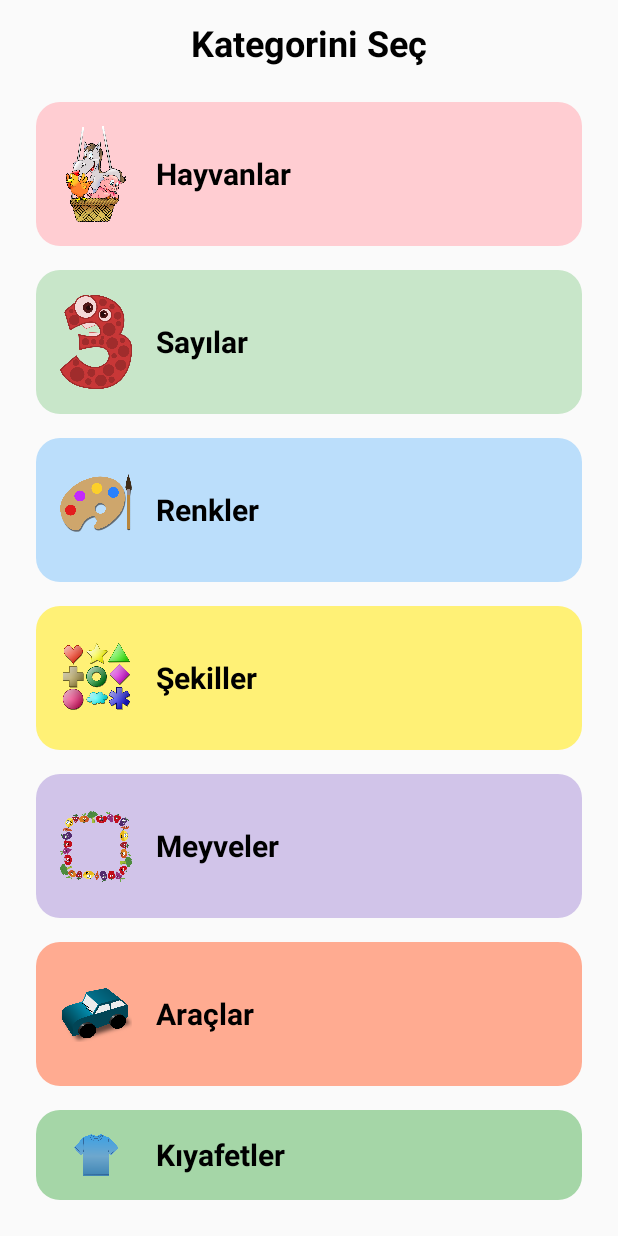
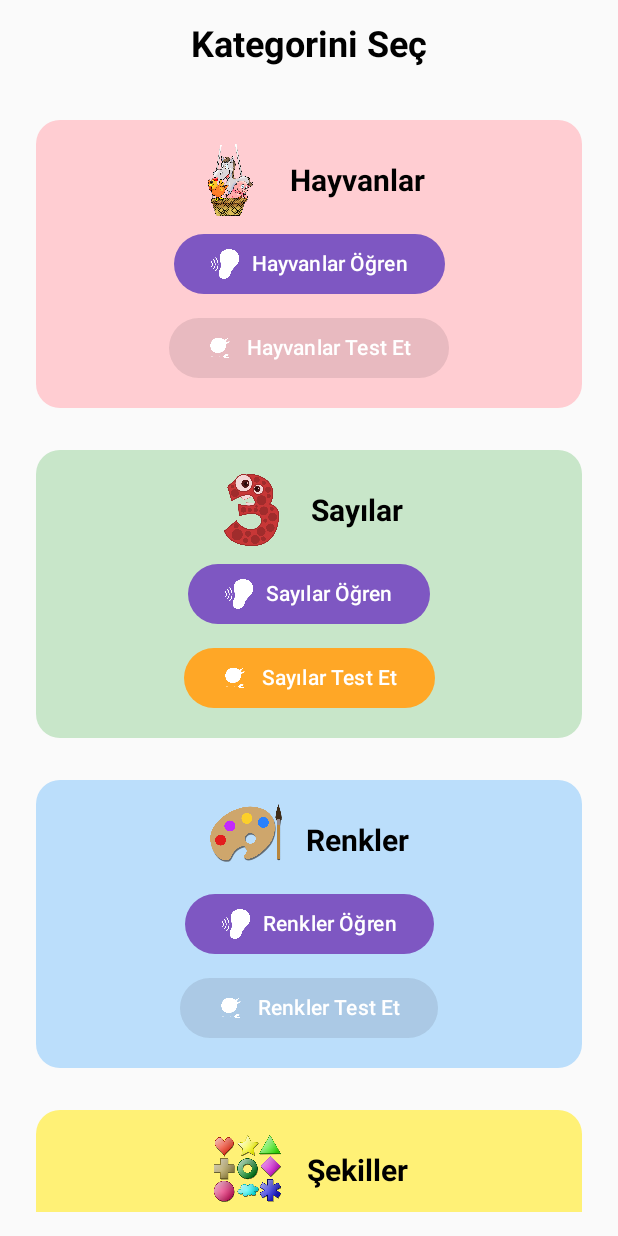
Before and after one commit to kuvvetliisik/OkulOncesi, an Android app built with Jetpack Compose: the screen it shows after launch (MainActivity), on a phone screen of 412 x 824 dp. Run offline under Robolectric (Android 15) with nearby library versions, the phone set to English and light mode, and no system bars.

Commit message:
Sayılar test ekranı oluşturuldu içeriğinde ise görselden sayıyı anlayıp mikrofona söyleme ve seçmeli soru sunuldu.Aynı zamanda ana ekran özelleştirildi.

```diff
--- a/app/src/main/AndroidManifest.xml
+++ b/app/src/main/AndroidManifest.xml
@@ -1,7 +1,9 @@
 <?xml version="1.0" encoding="utf-8"?>
 <manifest xmlns:android="http://schemas.android.com/apk/res/android"
     xmlns:tools="http://schemas.android.com/tools">
-    <uses-permission android:name="android.permission.INTERNET"/>//
+    <uses-permission android:name="android.permission.INTERNET"/>
+    <uses-permission android:name="android.permission.RECORD_AUDIO" />
+
 
 
     <application
--- a/app/src/main/java/com/example/okuloncesi/navigation/AppNavigation.kt
+++ b/app/src/main/java/com/example/okuloncesi/navigation/AppNavigation.kt
@@ -1,5 +1,7 @@
 package com.example.okuloncesi.navigation
 
+
+import NumberTestScreen
 import androidx.compose.runtime.Composable
 import androidx.navigation.compose.rememberNavController
 import androidx.navigation.compose.NavHost
@@ -20,5 +22,10 @@ fun AppNavigation() {
         composable("fruitScreen") { FruitScreen() }
         composable("vehicleScreen") { VehicleScreen() }
         composable("clothesScreen") { ClothesScreen() }
-    }
+        composable("numberTestScreen") { NumberTestScreen(navController) }
+
+
+        }
+
+
 }
--- /dev/null
+++ b/app/src/main/java/com/example/okuloncesi/screens/CategoryCardWithSteps.kt
@@ -0,0 +1,172 @@
+import android.os.Handler
+import android.os.Looper
+import android.speech.tts.TextToSpeech
+import android.speech.tts.UtteranceProgressListener
+import androidx.compose.foundation.Image
+import androidx.compose.foundation.clickable
+import androidx.compose.foundation.layout.*
+import androidx.compose.foundation.shape.RoundedCornerShape
+import androidx.compose.material3.*
+import androidx.compose.runtime.*
+import androidx.compose.ui.Alignment
+import androidx.compose.ui.Modifier
+import androidx.compose.ui.graphics.Color
+import androidx.compose.ui.platform.LocalContext
+import androidx.compose.ui.res.painterResource
+import androidx.compose.ui.text.font.FontWeight
+import androidx.compose.ui.unit.dp
+import androidx.compose.ui.unit.sp
+import com.example.okuloncesi.utils.ProgressManager
+import androidx.navigation.NavController
+import com.example.okuloncesi.R
+import com.example.okuloncesi.data.Category
+import java.util.Locale
+import java.util.UUID
+
+@Composable
+fun CategoryCardWithSteps(category: Category, navController: NavController) {
+    val context = LocalContext.current
+    var tts by remember { mutableStateOf<TextToSpeech?>(null) }
+
+    val egitimKey = "${category.name.lowercase()}_egitim"
+    val testKey = "${category.name.lowercase()}_test"
+
+    val egitimDone = remember { mutableStateOf(false) }
+    val testDone = remember { mutableStateOf(false) }
+
+    LaunchedEffect(Unit) {
+        tts = TextToSpeech(context) {
+            if (it == TextToSpeech.SUCCESS) {
+                tts?.language = Locale("tr", "TR")
+            }
+        }
+
+        ProgressManager.saveProgress(context, "sayılar_egitim", true)
+        egitimDone.value = ProgressManager.getProgress(context, egitimKey)
+        testDone.value = ProgressManager.getProgress(context, testKey)
+    }
+
+    DisposableEffect(Unit) {
+        onDispose {
+            tts?.stop()
+            tts?.shutdown()
+        }
+    }
+
+    Card(
+        modifier = Modifier
+            .fillMaxWidth()
+            .padding(8.dp)
+            .clickable {
+                tts?.speak("${category.name}", TextToSpeech.QUEUE_FLUSH, null, null)
+            },
+        shape = RoundedCornerShape(16.dp),
+        colors = CardDefaults.cardColors(containerColor = category.backgroundColor)
+    ) {
+        Column(
+            modifier = Modifier
+                .fillMaxWidth()
+                .padding(16.dp),
+            verticalArrangement = Arrangement.spacedBy(8.dp),
+            horizontalAlignment = Alignment.CenterHorizontally
+        ) {
+            Row(verticalAlignment = Alignment.CenterVertically) {
+                Image(
+                    painter = painterResource(id = category.imageRes),
+                    contentDescription = category.name,
+                    modifier = Modifier.size(48.dp)
+                )
+                Spacer(modifier = Modifier.width(16.dp))
+                Text(
+                    text = category.name,
+                    fontSize = 20.sp,
+                    fontWeight = FontWeight.Bold,
+                    color = Color.Black
+                )
+            }
+
+            // ✅ ÖĞREN BUTONU
+            Button(
+                onClick = {
+                    val utteranceId = UUID.randomUUID().toString()
+                    tts?.speak("${category.name} öğren", TextToSpeech.QUEUE_FLUSH, null, utteranceId)
+
+                    tts?.setOnUtteranceProgressListener(object : UtteranceProgressListener() {
+                        override fun onDone(id: String?) {
+                            Handler(Looper.getMainLooper()).post {
+                                when (category.name) {
+                                    "Hayvanlar" -> navController.navigate("animalScreen")
+                                    "Sayılar" -> navController.navigate("numberScreen")
+                                    "Renkler" -> navController.navigate("colorScreen")
+                                    "Şekiller" -> navController.navigate("shapeScreen")
+                                    "Meyveler" -> navController.navigate("fruitScreen")
+                                    "Araçlar" -> navController.navigate("vehicleScreen")
+                                    "Kıyafetler" -> navController.navigate("clothesScreen")
+                                }
+                            }
+                        }
+
+                        override fun onError(utteranceId: String?) {}
+                        override fun onStart(utteranceId: String?) {}
+                    })
+                },
+                colors = ButtonDefaults.buttonColors(containerColor = Color(0xFF7E57C2)) // Mor
+            ) {
+                Icon(
+                    painter = painterResource(id = R.drawable.ic_learn), // 👂 ikonunu buraya ekle
+                    contentDescription = null,
+                    tint = Color.White,
+                    modifier = Modifier.size(20.dp)
+                )
+                Spacer(modifier = Modifier.width(8.dp))
+                Text(text = "${category.name} Öğren", color = Color.White)
+            }
+
+
+            // ✅ TEST BUTONU
+            Button(
+                onClick = {
+                    val utteranceId = UUID.randomUUID().toString()
+                    tts?.speak("${category.name} testi", TextToSpeech.QUEUE_FLUSH, null, utteranceId)
+
+                    tts?.setOnUtteranceProgressListener(object : UtteranceProgressListener() {
+                        override fun onDone(id: String?) {
+                            Handler(Looper.getMainLooper()).post {
+                                when (category.name) {
+                                    "Sayılar" -> navController.navigate("numberTestScreen")
+                                    // diğer test ekranları eklenebilir
+                                }
+                            }
+                        }
+
+                        override fun onError(utteranceId: String?) {}
+                        override fun onStart(utteranceId: String?) {}
+                    })
+                },
+                enabled = egitimDone.value,
+                colors = ButtonDefaults.buttonColors(
+                    containerColor = if (egitimDone.value) Color(0xFFFFA726) else Color(0xFFE0E0E0)
+                )
+            ) {
+                Icon(
+                    painter = painterResource(id = R.drawable.ic_test), // 🎯 ikonunu buraya ekle
+                    contentDescription = null,
+                    tint = Color.White,
+                    modifier = Modifier.size(20.dp)
+                )
+                Spacer(modifier = Modifier.width(8.dp))
+                Text(text = "${category.name} Test Et", color = Color.White)
+            }
+
+
+            if (egitimDone.value && testDone.value) {
+                Text(
+                    text = "✅ Tamamlandı",
+                    fontSize = 16.sp,
+                    fontWeight = FontWeight.SemiBold,
+                    color = Color.Green
+                )
+            }
+        }
+    }
+}
--- a/app/src/main/java/com/example/okuloncesi/screens/CategoryScreen.kt
+++ b/app/src/main/java/com/example/okuloncesi/screens/CategoryScreen.kt
@@ -1,4 +1,6 @@
 package com.example.okuloncesi.screens
+
+import CategoryCardWithSteps
 
 import androidx.compose.foundation.clickable
 import androidx.compose.foundation.layout.*
@@ -19,66 +21,37 @@ import com.example.okuloncesi.data.categoryList
 import com.example.okuloncesi.data.Category
 import androidx.compose.ui.res.painterResource
 import androidx.compose.foundation.Image
+import androidx.compose.foundation.lazy.LazyColumn
+import androidx.compose.foundation.lazy.items
 import androidx.compose.material3.CardDefaults
+import com.example.okuloncesi.utils.ProgressManager
+import androidx.compose.runtime.mutableStateOf
+import androidx.compose.runtime.remember
+import androidx.compose.runtime.LaunchedEffect
+import androidx.compose.ui.platform.LocalContext
+
+
 
 @Composable
-fun CategoryScreen(navController: NavController) { // category parametresini kaldır
-    Column(
+fun CategoryScreen(navController: NavController) {
+    LazyColumn(
         modifier = Modifier
             .fillMaxSize()
             .padding(16.dp),
-        verticalArrangement = Arrangement.Center,
+        verticalArrangement = Arrangement.spacedBy(12.dp),
         horizontalAlignment = Alignment.CenterHorizontally
     ) {
+        item {
             Text(
                 text = "Kategorini Seç",
                 fontSize = 24.sp,
                 fontWeight = FontWeight.Bold,
                 modifier = Modifier.padding(bottom = 16.dp)
             )
+        }
 
-        categoryList.forEach { category ->
-            CategoryCard(category = category, navController = navController)
+        items(categoryList) { category ->
+            CategoryCardWithSteps(category = category, navController = navController)
         }
     }
 }
-@Composable
-fun CategoryCard(category: Category, navController: NavController) {
-    Card(
-        modifier = Modifier
-            .fillMaxWidth()
-            .padding(8.dp)
-            .clickable {
-                when (category.name) {
-                    "Hayvanlar" -> navController.navigate("animalScreen")
-                    "Sayılar" -> navController.navigate("numberScreen")
-                    "Renkler" -> navController.navigate("colorScreen")
-                    "Şekiller" -> navController.navigate("shapeScreen")
-                    "Meyveler" -> navController.navigate("fruitScreen")
-                    "Araçlar" -> navController.navigate("vehicleScreen")
-                    "Kıyafetler" -> navController.navigate("clothesScreen")
-                }
-            },
-        shape = RoundedCornerShape(16.dp),
-        colors = CardDefaults.cardColors(containerColor = category.backgroundColor)
-    ) {
-        Row(
-            modifier = Modifier.padding(16.dp),
-            verticalAlignment = Alignment.CenterVertically
-        ) {
-            Image(
-                painter = painterResource(id = category.imageRes),
-                contentDescription = category.name,
-                modifier = Modifier
-                    .size(64.dp)
-                    .padding(end = 16.dp)
-            )
-            Text(
-                text = category.name,
-                fontSize = 20.sp,
-                fontWeight = FontWeight.Bold,
-                color = Color.Black
-            )
-        }
-    }
-}
--- /dev/null
+++ b/app/src/main/java/com/example/okuloncesi/screens/FruitTestScreen.kt
@@ -0,0 +1,4 @@
+package com.example.okuloncesi.screens
+
+class FruitTestScreen {
+}
--- a/app/src/main/java/com/example/okuloncesi/screens/NumberScreen.kt
+++ b/app/src/main/java/com/example/okuloncesi/screens/NumberScreen.kt
@@ -27,6 +27,7 @@ import androidx.compose.ui.unit.dp
 import androidx.compose.ui.unit.sp
 import com.airbnb.lottie.compose.*
 import com.example.okuloncesi.R
+import com.example.okuloncesi.utils.ProgressManager
 import kotlinx.coroutines.delay
 import java.util.*
 
@@ -41,6 +42,8 @@ data class NumberModel(
 @Composable
 fun NumberScreen() {
     val context = LocalContext.current
+
+
     var tts by remember { mutableStateOf<TextToSpeech?>(null) }
 
     val numberText = listOf("Biiir", "İkii", "Üç", "Döört", "Beşş", "Alttı", "Yedii", "Sekizz", "Dokuzz", "Oon")
--- /dev/null
+++ b/app/src/main/java/com/example/okuloncesi/screens/ShapeTestScreen.kt
@@ -0,0 +1,4 @@
+package com.example.okuloncesi.screens
+
+class ShapeTestScreen {
+}
--- /dev/null
+++ b/app/src/main/java/com/example/okuloncesi/screens/VehicleTestScreen.kt
@@ -0,0 +1,4 @@
+package com.example.okuloncesi.screens
+
+class VehicleTestScreen {
+}
--- /dev/null
+++ b/app/src/main/java/com/example/okuloncesi/utils/ProgressManager.kt
@@ -0,0 +1,17 @@
+package com.example.okuloncesi.utils
+
+import android.content.Context
+
+object ProgressManager {
+    private const val PREF_NAME = "user_progress"
+
+    fun saveProgress(context: Context, key: String, value: Boolean) {
+        val prefs = context.getSharedPreferences(PREF_NAME, Context.MODE_PRIVATE)
+        prefs.edit().putBoolean(key, value).apply()
+    }
+
+    fun getProgress(context: Context, key: String): Boolean {
+        val prefs = context.getSharedPreferences(PREF_NAME, Context.MODE_PRIVATE)
+        return prefs.getBoolean(key, false)
+    }
+}
```
Also changed, not shown: app/src/main/java/com/example/okuloncesi/screens/NumberTestScreen.kt (added, +323 -0 lines), app/src/main/java/com/example/okuloncesi/screens/AnimalTestScreen.kt (added), app/src/main/res/drawable/ic_learn.png (added), app/src/main/res/drawable/ic_test.png (added), 1 other file. Lines whose indentation alone changed are shown as unchanged.
